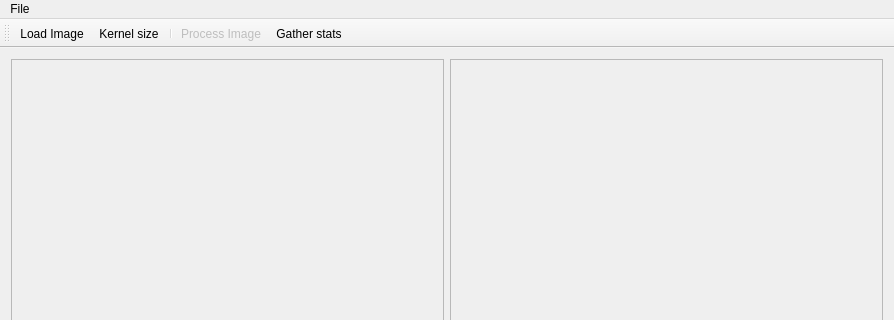
Qt form GaussianSmooth/mainwindow.ui (gosom/img-proc-p2) before a commit; both pictures show x 0 to 894 and y 0 to 320 of the 894 by 585 pixel window.
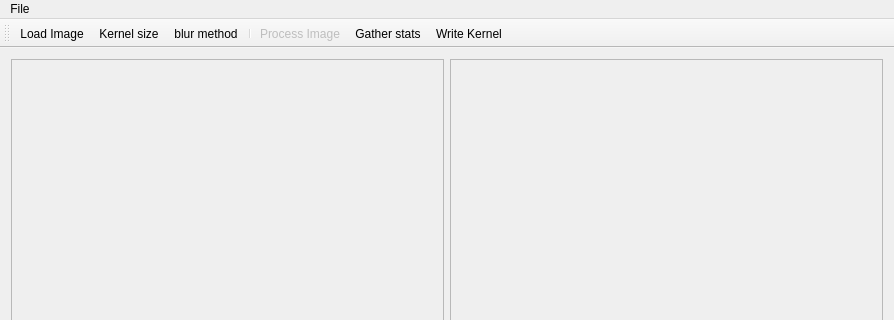
The same form after that commit.

What changed in the file:
```diff
--- a/GaussianSmooth/mainwindow.ui
+++ b/GaussianSmooth/mainwindow.ui
@@ -97,9 +97,11 @@
    </attribute>
    <addaction name="actionLoad_Image"/>
    <addaction name="actionSet_kernel_size"/>
+   <addaction name="actionBlur_method"/>
    <addaction name="separator"/>
    <addaction name="actionProcess_Image"/>
    <addaction name="actionGather_stats"/>
+   <addaction name="actionWrite_Kernel"/>
   </widget>
   <action name="actionLoad_Image">
    <property name="text">
@@ -127,6 +129,16 @@
     <string>Gather stats</string>
    </property>
   </action>
+  <action name="actionWrite_Kernel">
+   <property name="text">
+    <string>Write Kernel</string>
+   </property>
+  </action>
+  <action name="actionBlur_method">
+   <property name="text">
+    <string>blur method</string>
+   </property>
+  </action>
  </widget>
  <layoutdefault spacing="6" margin="11"/>
  <resources/>
```
